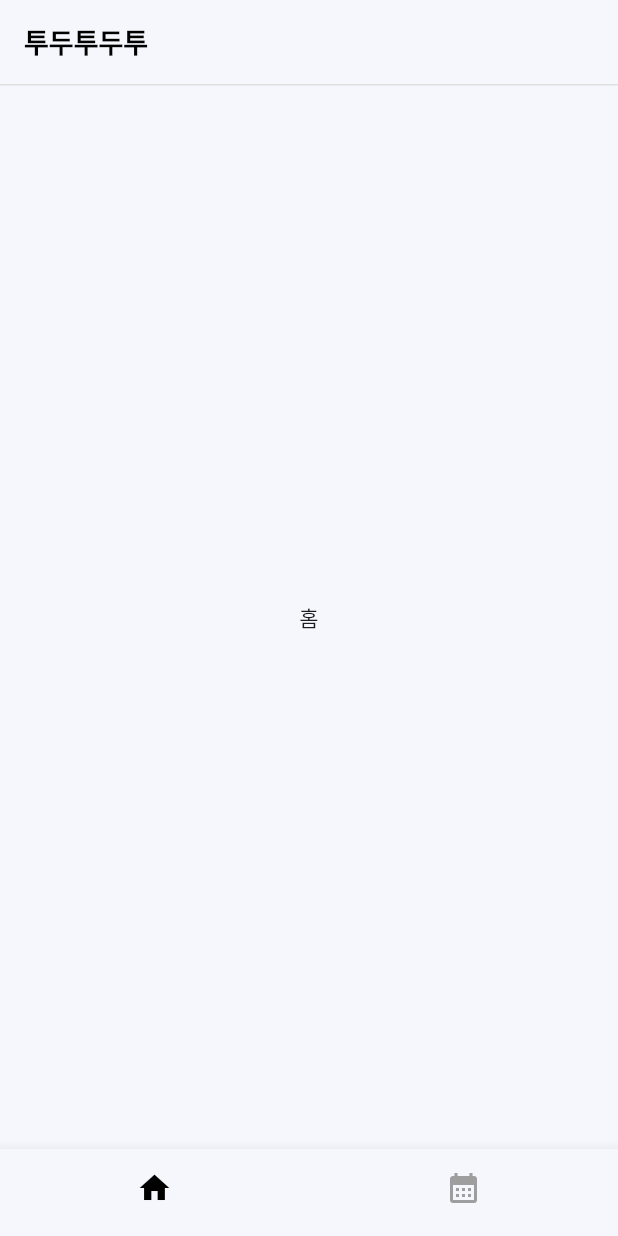
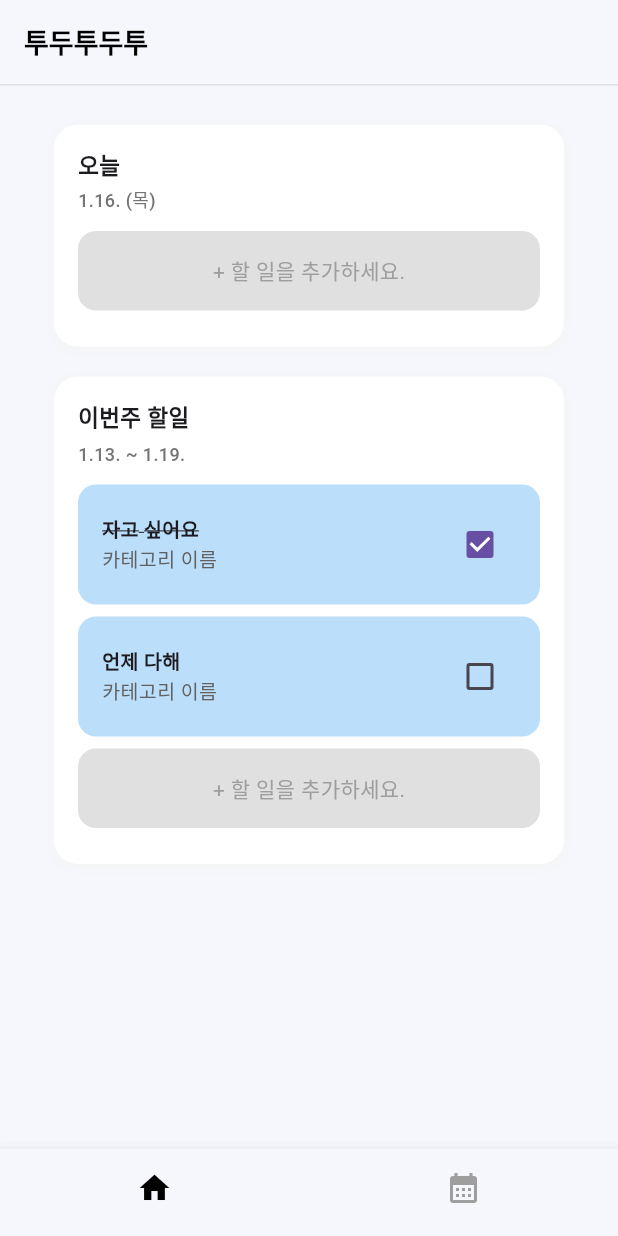
Before and after one commit to Team-TodoTodoTo/frontend, a Flutter app: the screen it shows after launch, on a phone screen of 412 x 824 dp. Run offline on Flutter 3.47's test engine with Material 3 defaults, Android fonts, the phone set to English and light mode, and no system bars; our stand-ins replace get.

Commit message:
feat: section container 생성, todo 페이지에 적용

```diff
--- a/lib/src/home.dart
+++ b/lib/src/home.dart
@@ -1,4 +1,5 @@
 import 'package:flutter/material.dart';
+import "./screens/todo/index.dart";
 
 final List<BottomNavigationBarItem> myTabs = [
   BottomNavigationBarItem(icon: Icon(Icons.home), label: 'home'),
@@ -6,7 +7,7 @@ final List<BottomNavigationBarItem> myTabs = [
 ];
 
 final List<Widget> myTabItems = [
-  Center(child: Text('홈')),
+  const TodoIndex(),
   Center(child: Text('캘린더')),
 ];
 
--- a/lib/src/screens/todo/index.dart
+++ b/lib/src/screens/todo/index.dart
@@ -0,0 +1,116 @@
+import 'package:flutter/material.dart';
+import '../../widgets/section_container.dart';
+
+class TodoIndex extends StatefulWidget {
+  const TodoIndex({super.key});
+
+  @override
+  State<TodoIndex> createState() => _TodoIndexState();
+}
+
+class _TodoIndexState extends State<TodoIndex> {
+  List<Map<String, dynamic>> tasks = [
+    {"title": "자고 싶어요", "subtitle": "카테고리 이름", "isChecked": true},
+    {"title": "언제 다해", "subtitle": "카테고리 이름", "isChecked": false},
+  ];
+
+  void _toggleTask(int index) {
+    setState(() {
+      tasks[index]['isChecked'] = !tasks[index]['isChecked'];
+    });
+  }
+
+  void _deleteTask(int index) {
+    setState(() {
+      tasks.removeAt(index);
+    });
+  }
+
+  @override
+  Widget build(BuildContext context) {
+    return ListView(
+      padding: const EdgeInsets.all(16),
+      children: [
+        SectionContainer(
+          title: "오늘",
+          date: "1.16. (목)",
+          children: [_buildAddTaskButton()],
+        ),
+        SectionContainer(
+          title: "이번주 할일",
+          date: "1.13. ~ 1.19.",
+          children: [
+            ...tasks.asMap().entries.map((entry) {
+              int index = entry.key;
+              var task = entry.value;
+              return _buildTaskItem(
+                  index, task["title"], task["subtitle"], task["isChecked"]);
+            }),
+            _buildAddTaskButton(),
+          ],
+        ),
+      ],
+    );
+  }
+
+  Widget _buildTaskItem(
+      int index, String title, String subtitle, bool isChecked) {
+    return Container(
+      margin: const EdgeInsets.only(bottom: 8),
+      padding: const EdgeInsets.all(16),
+      decoration: BoxDecoration(
+        color: Colors.blue.shade100,
+        borderRadius: BorderRadius.circular(12),
+      ),
+      child: Row(
+        children: [
+          Expanded(
+            child: Column(
+              crossAxisAlignment: CrossAxisAlignment.start,
+              children: [
+                Text(
+                  title,
+                  style: TextStyle(
+                    fontWeight: FontWeight.bold,
+                    fontSize: 13,
+                    decoration: isChecked
+                        ? TextDecoration.lineThrough
+                        : TextDecoration.none,
+                  ),
+                ),
+                Text(
+                  subtitle,
+                  style: TextStyle(fontSize: 13, color: Colors.grey.shade700),
+                ),
+              ],
+            ),
+          ),
+          Checkbox(
+            value: isChecked,
+            onChanged: (value) {
+              _toggleTask(index);
+            },
+          ),
+        ],
+      ),
+    );
+  }
+
+  Widget _buildAddTaskButton() {
+    return Container(
+      margin: const EdgeInsets.only(bottom: 8),
+      width: double.infinity, // 가로로 꽉 차게 설정
+      padding: const EdgeInsets.all(16),
+      decoration: BoxDecoration(
+        color: Colors.grey.shade300,
+        borderRadius: BorderRadius.circular(12),
+      ),
+      child: const Center(
+        child: Text(
+          "+ 할 일을 추가하세요.",
+          style: TextStyle(color: Colors.grey),
+        ),
+      ),
+    );
+  }
+}
--- /dev/null
+++ b/lib/src/widgets/section_container.dart
@@ -0,0 +1,60 @@
+import 'package:flutter/material.dart';
+
+class SectionContainer extends StatelessWidget {
+  final String? title;
+  final String? date;
+  final List<Widget> children;
+
+  const SectionContainer({
+    super.key,
+    this.title,
+    this.date,
+    required this.children,
+  });
+
+  @override
+  Widget build(BuildContext context) {
+    return Container(
+      margin: const EdgeInsets.symmetric(vertical: 10, horizontal: 20),
+      padding: const EdgeInsets.all(16),
+      decoration: BoxDecoration(
+        color: Colors.white,
+        borderRadius: BorderRadius.circular(16),
+        boxShadow: [
+          BoxShadow(
+            color: Colors.grey.shade100,
+            spreadRadius: 2,
+            blurRadius: 5,
+            offset: const Offset(0, 2),
+          ),
+        ],
+      ),
+      child: Column(
+        crossAxisAlignment: CrossAxisAlignment.start,
+        children: [
+          if (title != null)
+            Text(
+              title!,
+              style: const TextStyle(
+                fontSize: 15,
+                fontWeight: FontWeight.w900,
+              ),
+            ),
+          if (date != null)
+            Padding(
+              padding: const EdgeInsets.only(top: 4, bottom: 12),
+              child: Text(
+                date!,
+                style: TextStyle(
+                  fontSize: 12,
+                  color: Colors.grey.shade600,
+                  fontWeight: FontWeight.w500,
+                ),
+              ),
+            ),
+          ...children,
+        ],
+      ),
+    );
+  }
+}
```
